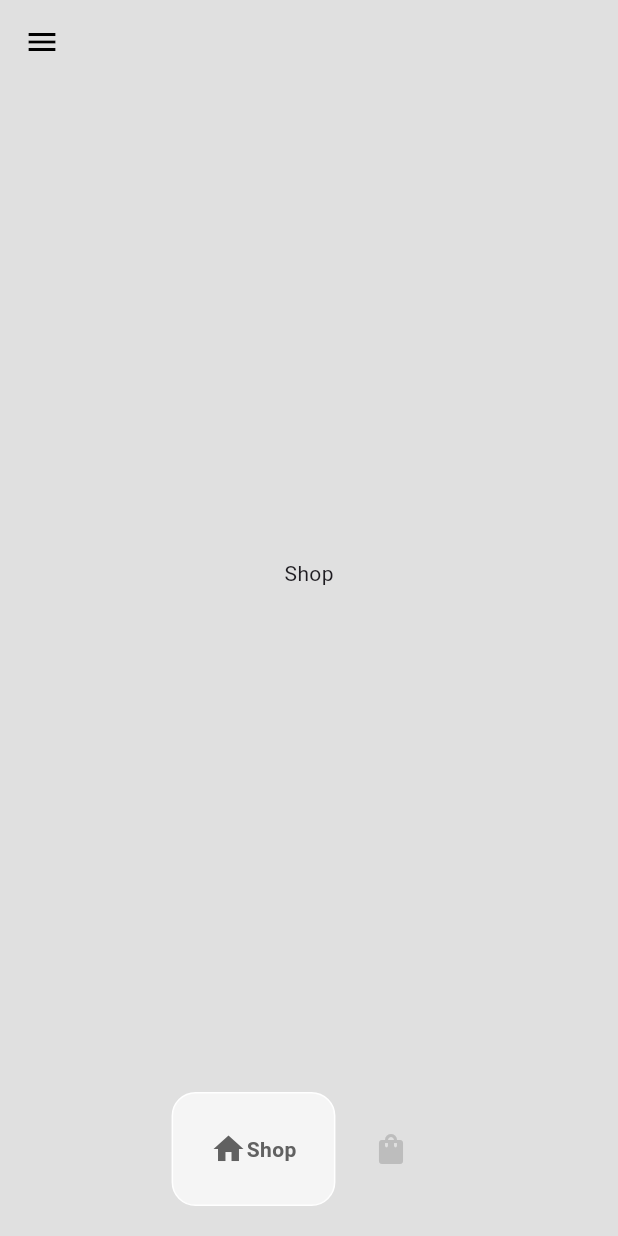
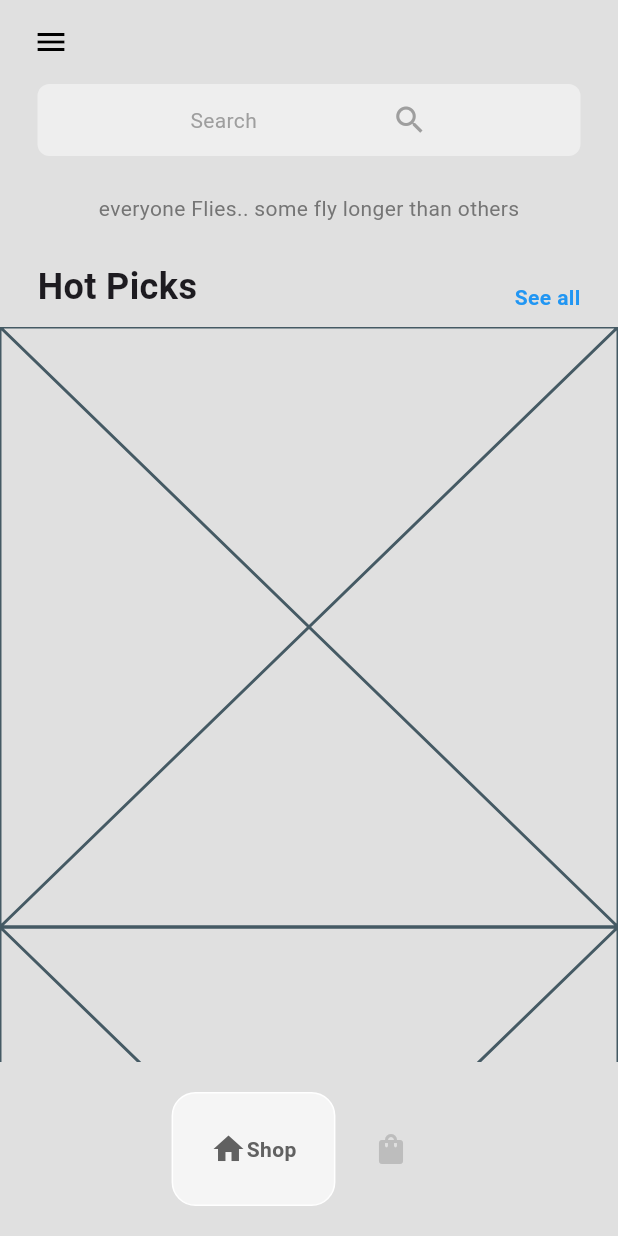
Before and after one commit to Aspharier/sneakershopping_flutter, a Flutter app: the HomePage screen opened directly, on a phone screen of 412 x 824 dp. Run offline on Flutter 3.47's test engine with Material 3 defaults, Android fonts, the phone set to English and light mode, and no system bars; drawn by our look-alikes of google_nav_bar.

Commit message:
seventh commit

```diff
--- /dev/null
+++ b/lib/components/shoe_tile.dart
@@ -0,0 +1,10 @@
+import 'package:flutter/material.dart';
+
+class ShoeTile extends StatelessWidget {
+  const ShoeTile({super.key});
+
+  @override
+  Widget build(BuildContext context) {
+    return const Placeholder();
+  }
+}
--- /dev/null
+++ b/lib/models/shoe.dart
@@ -0,0 +1 @@
+class Shoe {}
--- a/lib/pages/home_page.dart
+++ b/lib/pages/home_page.dart
@@ -36,7 +36,13 @@ class _HomePageState extends State<HomePage> {
         elevation: 0,
         leading: Builder(
           builder: (context) => IconButton(
-            icon: const Icon(Icons.menu,color: Colors.black,),
+            icon: const Padding(
+              padding: EdgeInsets.only(left: 12.0),
+              child: Icon(
+                Icons.menu,
+                color: Colors.black,
+              ),
+            ),
             onPressed: () {
               Scaffold.of(context).openDrawer();
             },
@@ -90,7 +96,7 @@ class _HomePageState extends State<HomePage> {
             ),
 
             const Padding(
-              padding: EdgeInsets.only(left: 25.0,bottom: 25.0),
+              padding: EdgeInsets.only(left: 25.0,bottom: 25.0 ),
               child: ListTile(
                 leading: Icon(Icons.logout,
                   color: Colors.white,
--- a/lib/pages/shop_page.dart
+++ b/lib/pages/shop_page.dart
@@ -1,4 +1,5 @@
 import 'package:flutter/material.dart';
+import 'package:sneakershopping_flutter/components/shoe_tile.dart';
 class ShopPage extends StatefulWidget {
   const ShopPage({super.key});
 
@@ -9,8 +10,65 @@ class ShopPage extends StatefulWidget {
 class _ShopPageState extends State<ShopPage> {
   @override
   Widget build(BuildContext context) {
-    return Center(
-      child: Text('Shop',),
+    return Column(
+       children: [
+         // search bar
+         Container(
+           padding: const EdgeInsets.all(12),
+           margin: const EdgeInsets.symmetric(horizontal: 25),
+           decoration: BoxDecoration(color: Colors.grey[200],
+           borderRadius: BorderRadius.circular(8)),
+           child: const Row(
+             mainAxisAlignment: MainAxisAlignment.spaceEvenly,
+             children: [
+               Text('Search',
+               style: TextStyle(color: Colors.grey),),
+               Icon(Icons.search,
+               color: Colors.grey,
+               ),
+             ],
+           ),
+         ),
+
+
+         // message
+         Padding(
+           padding: const EdgeInsets.symmetric(vertical: 25.0),
+           child: Text('everyone Flies.. some fly longer than others',
+           style: TextStyle(color: Colors.grey[600]),),
+         ),
+
+         // hot picks
+         const Padding(
+           padding: EdgeInsets.symmetric(horizontal: 25.0),
+           child: Row(
+             mainAxisAlignment: MainAxisAlignment.spaceBetween,
+             crossAxisAlignment: CrossAxisAlignment.end,
+             children: [
+               Text('Hot Picks ',
+                 style: TextStyle(
+                 fontWeight: FontWeight.bold,
+                 fontSize: 24,
+               ),
+               ),
+               Text('See all',
+               style: TextStyle(
+                 fontWeight: FontWeight.bold,
+                 color: Colors.blue,
+               ),
+               ),
+             ],
+           ),
+         ),
+
+         const SizedBox(height: 10,),
+
+         Expanded(child: ListView.builder(itemBuilder: (context,index) {
+           return ShoeTile();
+         }, ),
+         ),
+
+       ],
     );
   }
 }
```
